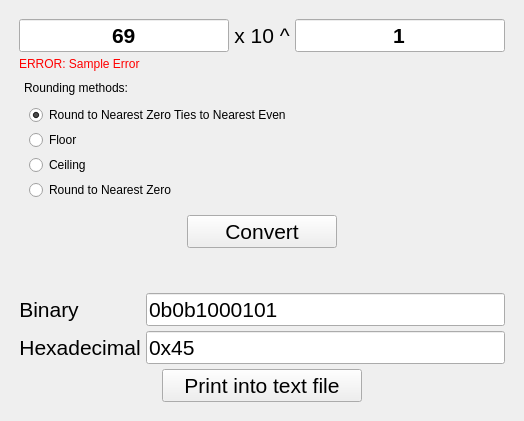
LanceLabarrete/Decimal32-Conversion-Simulation-Project, file gui/main_window.ui: the form before one commit.
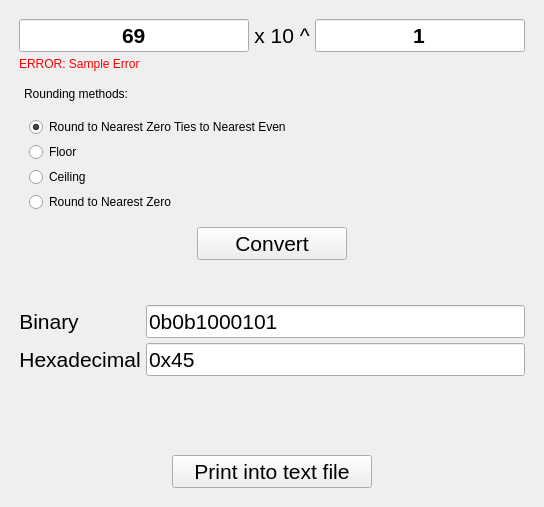
The form after the commit.

Patch:
```diff
--- a/gui/main_window.ui
+++ b/gui/main_window.ui
@@ -5,6 +5,14 @@
   <property name="enabled">
    <bool>true</bool>
   </property>
+  <property name="geometry">
+   <rect>
+    <x>0</x>
+    <y>0</y>
+    <width>544</width>
+    <height>507</height>
+   </rect>
+  </property>
   <property name="sizePolicy">
    <sizepolicy hsizetype="Preferred" vsizetype="Preferred">
     <horstretch>0</horstretch>
```
Left out of the diff: 15 changed lines with no effect on the pictures.
